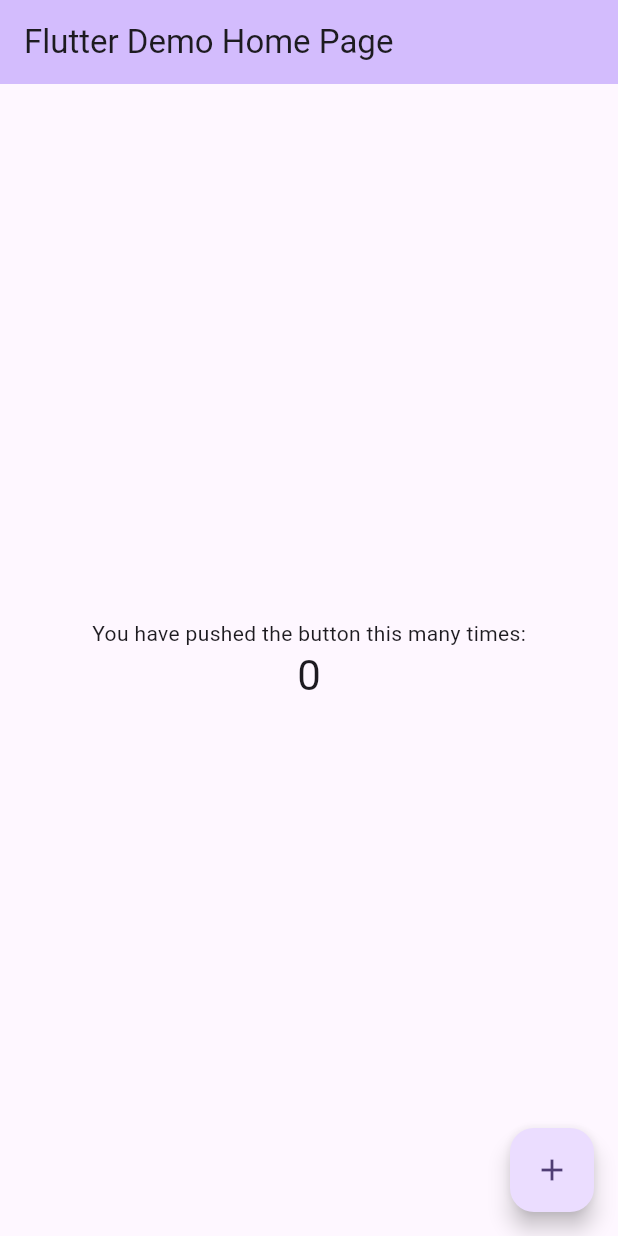
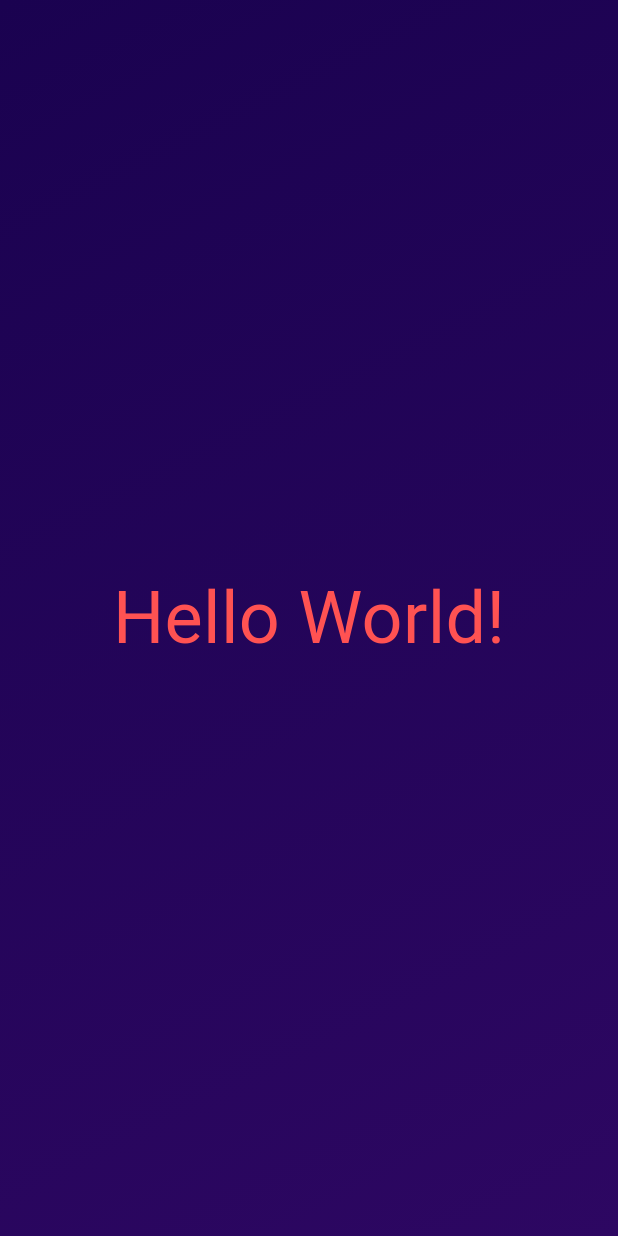
Before and after one commit to sweihmuller/Roll-dice, a Flutter app: the screen it shows after launch, on a phone screen of 412 x 824 dp. Run offline on Flutter 3.47's test engine with Material 3 defaults, Android fonts, the phone set to English and light mode, and no system bars.

Commit message:
Update main widget structure

```diff
--- a/analysis_options.yaml
+++ b/analysis_options.yaml
@@ -8,6 +8,9 @@
 # The following line activates a set of recommended lints for Flutter apps,
 # packages, and plugins designed to encourage good coding practices.
 include: package:flutter_lints/flutter.yaml
+
+formatter:
+  trailing_commas: preserve
 
 linter:
   # The lint rules applied to this project can be customized in the
@@ -23,6 +26,5 @@ linter:
   rules:
     # avoid_print: false  # Uncomment to disable the `avoid_print` rule
     # prefer_single_quotes: true  # Uncomment to enable the `prefer_single_quotes` rule
-
 # Additional information about this file can be found at
 # https://dart.dev/guides/language/analysis-options
--- a/lib/main.dart
+++ b/lib/main.dart
@@ -1,122 +1,28 @@
 import 'package:flutter/material.dart';
 
 void main() {
-  runApp(const MyApp());
-}
-
-class MyApp extends StatelessWidget {
-  const MyApp({super.key});
-
-  // This widget is the root of your application.
-  @override
-  Widget build(BuildContext context) {
-    return MaterialApp(
-      title: 'Flutter Demo',
-      theme: ThemeData(
-        // This is the theme of your application.
-        //
-        // TRY THIS: Try running your application with "flutter run". You'll see
-        // the application has a purple toolbar. Then, without quitting the app,
-        // try changing the seedColor in the colorScheme below to Colors.green
-        // and then invoke "hot reload" (save your changes or press the "hot
-        // reload" button in a Flutter-supported IDE, or press "r" if you used
-        // the command line to start the app).
-        //
-        // Notice that the counter didn't reset back to zero; the application
-        // state is not lost during the reload. To reset the state, use hot
-        // restart instead.
-        //
-        // This works for code too, not just values: Most code changes can be
-        // tested with just a hot reload.
-        colorScheme: ColorScheme.fromSeed(seedColor: Colors.deepPurple),
-      ),
-      home: const MyHomePage(title: 'Flutter Demo Home Page'),
-    );
-  }
-}
-
-class MyHomePage extends StatefulWidget {
-  const MyHomePage({super.key, required this.title});
-
-  // This widget is the home page of your application. It is stateful, meaning
-  // that it has a State object (defined below) that contains fields that affect
-  // how it looks.
-
-  // This class is the configuration for the state. It holds the values (in this
-  // case the title) provided by the parent (in this case the App widget) and
-  // used by the build method of the State. Fields in a Widget subclass are
-  // always marked "final".
-
-  final String title;
-
-  @override
-  State<MyHomePage> createState() => _MyHomePageState();
-}
-
-class _MyHomePageState extends State<MyHomePage> {
-  int _counter = 0;
-
-  void _incrementCounter() {
-    setState(() {
-      // This call to setState tells the Flutter framework that something has
-      // changed in this State, which causes it to rerun the build method below
-      // so that the display can reflect the updated values. If we changed
-      // _counter without calling setState(), then the build method would not be
-      // called again, and so nothing would appear to happen.
-      _counter++;
-    });
-  }
-
-  @override
-  Widget build(BuildContext context) {
-    // This method is rerun every time setState is called, for instance as done
-    // by the _incrementCounter method above.
-    //
-    // The Flutter framework has been optimized to make rerunning build methods
-    // fast, so that you can just rebuild anything that needs updating rather
-    // than having to individually change instances of widgets.
-    return Scaffold(
-      appBar: AppBar(
-        // TRY THIS: Try changing the color here to a specific color (to
-        // Colors.amber, perhaps?) and trigger a hot reload to see the AppBar
-        // change color while the other colors stay the same.
-        backgroundColor: Theme.of(context).colorScheme.inversePrimary,
-        // Here we take the value from the MyHomePage object that was created by
-        // the App.build method, and use it to set our appbar title.
-        title: Text(widget.title),
-      ),
-      body: Center(
-        // Center is a layout widget. It takes a single child and positions it
-        // in the middle of the parent.
-        child: Column(
-          // Column is also a layout widget. It takes a list of children and
-          // arranges them vertically. By default, it sizes itself to fit its
-          // children horizontally, and tries to be as tall as its parent.
-          //
-          // Column has various properties to control how it sizes itself and
-          // how it positions its children. Here we use mainAxisAlignment to
-          // center the children vertically; the main axis here is the vertical
-          // axis because Columns are vertical (the cross axis would be
-          // horizontal).
-          //
-          // TRY THIS: Invoke "debug painting" (choose the "Toggle Debug Paint"
-          // action in the IDE, or press "p" in the console), to see the
-          // wireframe for each widget.
-          mainAxisAlignment: MainAxisAlignment.center,
-          children: <Widget>[
-            const Text('You have pushed the button this many times:'),
-            Text(
-              '$_counter',
-              style: Theme.of(context).textTheme.headlineMedium,
+  runApp(
+    MaterialApp(
+      home: Scaffold(
+        body: Container(
+          decoration: const BoxDecoration(
+            gradient: LinearGradient(
+              colors: [
+                Color.fromARGB(255, 26, 2, 80),
+                Color.fromARGB(255, 45, 7, 98),
+              ],
+              begin: Alignment.topLeft,
+              end: Alignment.bottomRight,
             ),
-          ],
+          ),
+          child: const Center(
+            child: Text(
+              'Hello World!',
+              style: TextStyle(fontSize: 48, color: Colors.redAccent),
+            ),
+          ),
         ),
       ),
-      floatingActionButton: FloatingActionButton(
-        onPressed: _incrementCounter,
-        tooltip: 'Increment',
-        child: const Icon(Icons.add),
-      ), // This trailing comma makes auto-formatting nicer for build methods.
-    );
-  }
+    ),
+  );
 }
--- a/pubspec.yaml
+++ b/pubspec.yaml
@@ -2,7 +2,7 @@ name: roll_dice
 description: "A new Flutter project."
 # The following line prevents the package from being accidentally published to
 # pub.dev using `flutter pub publish`. This is preferred for private packages.
-publish_to: 'none' # Remove this line if you wish to publish to pub.dev
+publish_to: "none" # Remove this line if you wish to publish to pub.dev
 
 # The following defines the version and build number for your application.
 # A version number is three numbers separated by dots, like 1.2.43
@@ -51,7 +51,6 @@ dev_dependencies:
 
 # The following section is specific to Flutter packages.
 flutter:
-
   # The following line ensures that the Material Icons font is
   # included with your application, so that you can use the icons in
   # the material Icons class.
```
Also changed, not shown: 1 other file.
